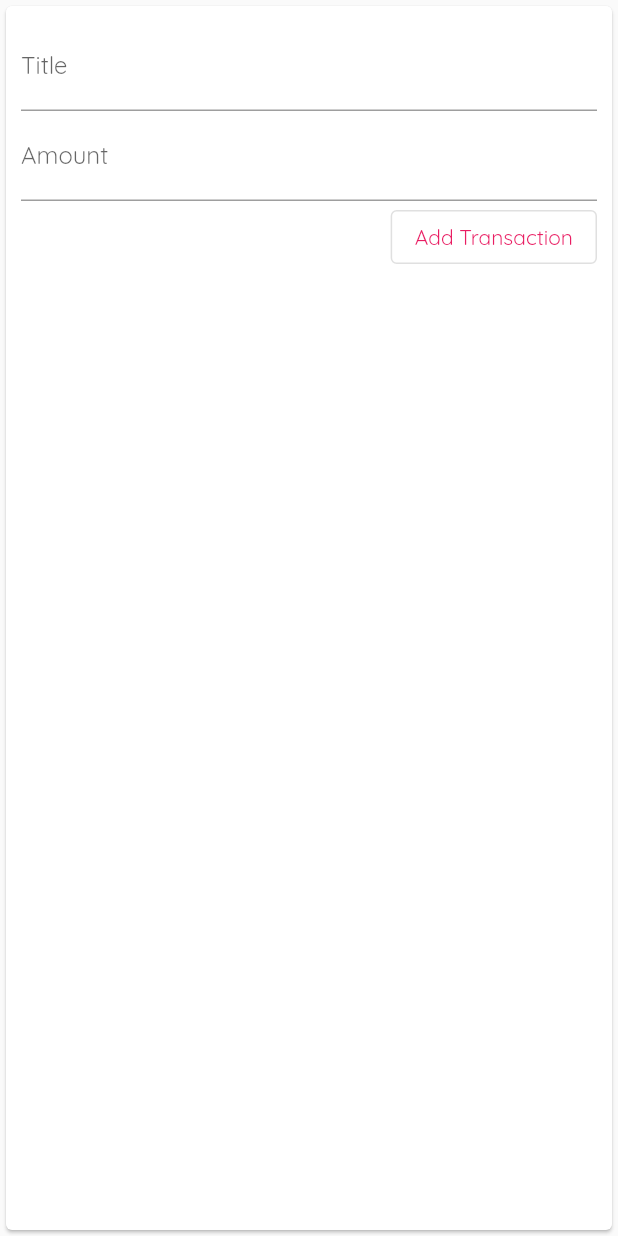
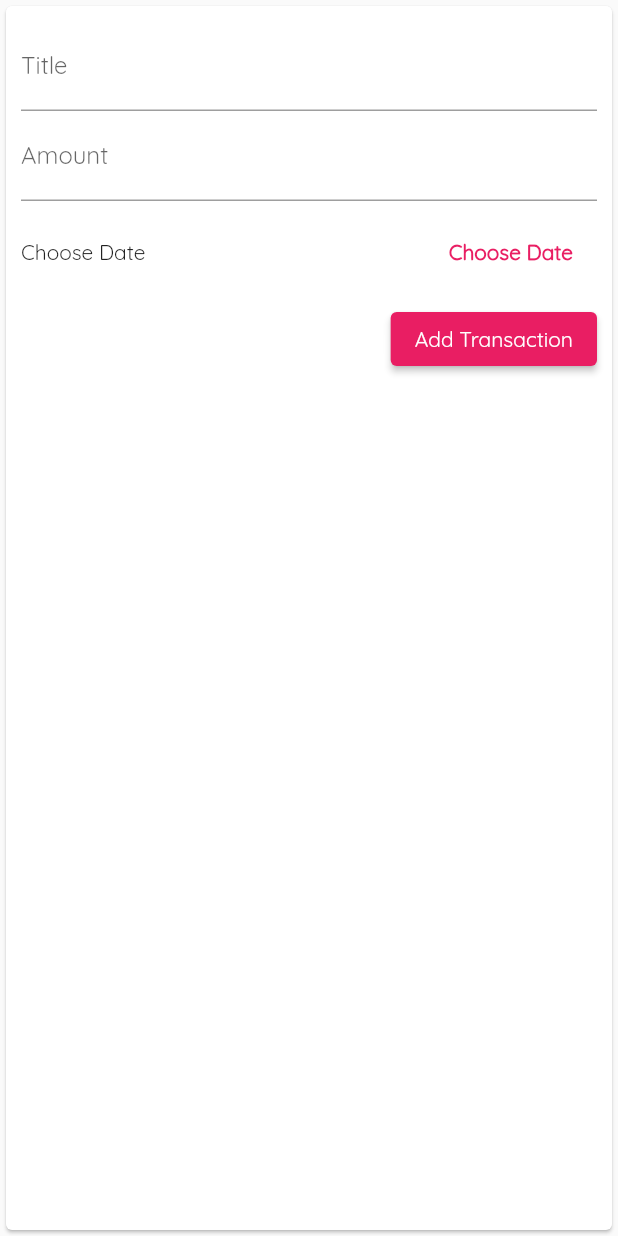
Before and after one commit to salmayaser/ExpenseTrackerFlutter, a Flutter app: the NewTransaction widget shown alone on an empty page, opened directly with empty values, after a tap on "Add Transaction", on a phone screen of 412 x 824 dp. Run offline on Flutter 3.47's test engine with Material 2 defaults, Android fonts, the phone set to English and light mode, and no system bars.

Commit message:
Adding date picker

```diff
--- a/lib/main.dart
+++ b/lib/main.dart
@@ -83,8 +83,8 @@ class _MyHomePageState extends State {
         });
   }
 
-  _addNewTransaction(String title, double amount) {
-    final newTrans = Transaction(id: 't${transactions.length}', title: title, amount: amount, date: DateTime.now());
+  _addNewTransaction(String title, double amount, DateTime date) {
+    final newTrans = Transaction(id: 't${transactions.length}', title: title, amount: amount, date: date);
     setState(() {
       transactions.add(newTrans);
     });
--- a/lib/widgets/newTransaction.dart
+++ b/lib/widgets/newTransaction.dart
@@ -1,4 +1,5 @@
 import 'package:flutter/material.dart';
+import 'package:intl/intl.dart';
 
 class NewTransaction extends StatefulWidget {
   @override
@@ -14,6 +15,7 @@ class NewTransaction extends StatefulWidget {
 class _NewTransactionState extends State<NewTransaction> {
   final titleCtr = TextEditingController();
   final amountCtr = TextEditingController();
+  DateTime? dateCtrl;
 
   Widget build(BuildContext ctx) {
     return Card(
@@ -31,11 +33,27 @@ class _NewTransactionState extends State<NewTransaction> {
             onSubmitted: (_) => {submit()},
             keyboardType: TextInputType.numberWithOptions(decimal: true),
           ),
-          OutlinedButton(
+          Container(
+              padding: EdgeInsets.symmetric(vertical: 10),
+              child: Row(
+                mainAxisAlignment: MainAxisAlignment.spaceBetween,
+                children: [
+                  Text(dateCtrl == null ? 'Choose Date' : '${DateFormat().format(dateCtrl!)}'),
+                  FlatButton(
+                      onPressed: _openDatePicker,
+                      child: Text(
+                        'Choose Date',
+                        style: TextStyle(color: Theme.of(context).primaryColor, fontWeight: FontWeight.bold),
+                      ))
+                ],
+              )),
+          ElevatedButton(
               onPressed: submit,
               child: Text(
                 'Add Transaction',
-                style: TextStyle(color: Theme.of(ctx).primaryColor),
+                style: TextStyle(
+                  color: Colors.white,
+                ),
               ))
         ]),
       ),
@@ -43,10 +61,22 @@ class _NewTransactionState extends State<NewTransaction> {
   }
 
   void submit() {
-    if (titleCtr.text.isEmpty || double.parse(amountCtr.text) < 0) {
+    if (titleCtr.text.isEmpty || double.parse(amountCtr.text) < 0 || dateCtrl == null) {
       return;
     }
-    widget.addNewTransaction(titleCtr.text, double.parse(amountCtr.text));
+    widget.addNewTransaction(titleCtr.text, double.parse(amountCtr.text), dateCtrl);
     Navigator.of(context).pop();
   }
+
+  void _openDatePicker() {
+    showDatePicker(context: context, initialDate: DateTime.now(), firstDate: DateTime(2019), lastDate: DateTime.now()).then((value) {
+      if (value == null) {
+        return;
+      } else {
+        setState(() {
+          dateCtrl = value;
+        });
+      }
+    });
+  }
 }
```
